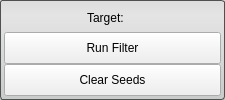
The window that Interface/ToolInterface/ConnectedComponentFilterInterface.ui (jessdtate/Seg3D) describes before a commit, drawn with Qt 5.
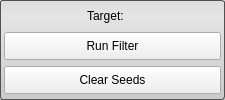
The same window after the commit.

Commit message: updates for adding filter actions, some filter actions

```diff
--- a/Interface/ToolInterface/ConnectedComponentFilterInterface.ui
+++ b/Interface/ToolInterface/ConnectedComponentFilterInterface.ui
@@ -40,7 +40,7 @@
   </property>
   <layout class="QVBoxLayout" name="verticalLayout">
    <property name="spacing">
-    <number>0</number>
+    <number>2</number>
    </property>
    <property name="margin">
     <number>4</number>
@@ -97,13 +97,13 @@
         <property name="minimumSize">
          <size>
           <width>0</width>
-          <height>32</height>
+          <height>28</height>
          </size>
         </property>
         <property name="maximumSize">
          <size>
           <width>16777215</width>
-          <height>32</height>
+          <height>28</height>
          </size>
         </property>
         <property name="text">
@@ -140,13 +140,13 @@
         <property name="minimumSize">
          <size>
           <width>0</width>
-          <height>32</height>
+          <height>28</height>
          </size>
         </property>
         <property name="maximumSize">
          <size>
           <width>16777215</width>
-          <height>32</height>
+          <height>28</height>
          </size>
         </property>
         <property name="text">
```
Left out of the diff: 2 changed lines with no effect on the pictures. The commit also changes 57 other files.
